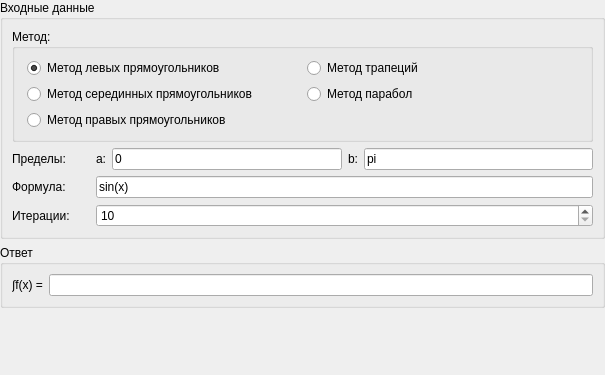
This is Frames/integralConstStepFrame.ui in EgorAlmikeev/ProjectX as Qt 5 draws it before an edit. The edited form follows.
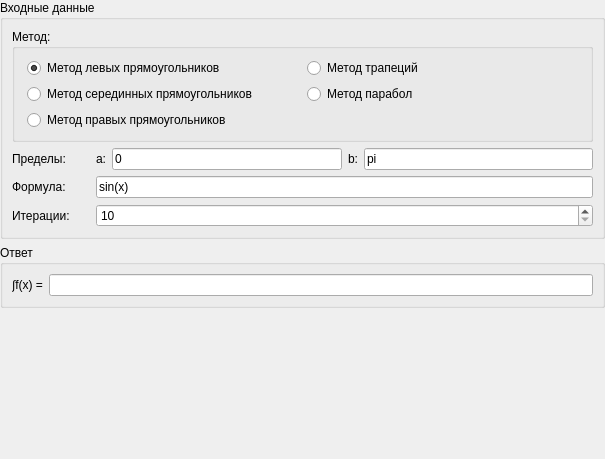
This is the edited form.

The edit to the form file:
```diff
--- a/Frames/integralConstStepFrame.ui
+++ b/Frames/integralConstStepFrame.ui
@@ -10,7 +10,7 @@
     <x>0</x>
     <y>0</y>
     <width>605</width>
-    <height>375</height>
+    <height>459</height>
    </rect>
   </property>
   <property name="sizePolicy">
```
